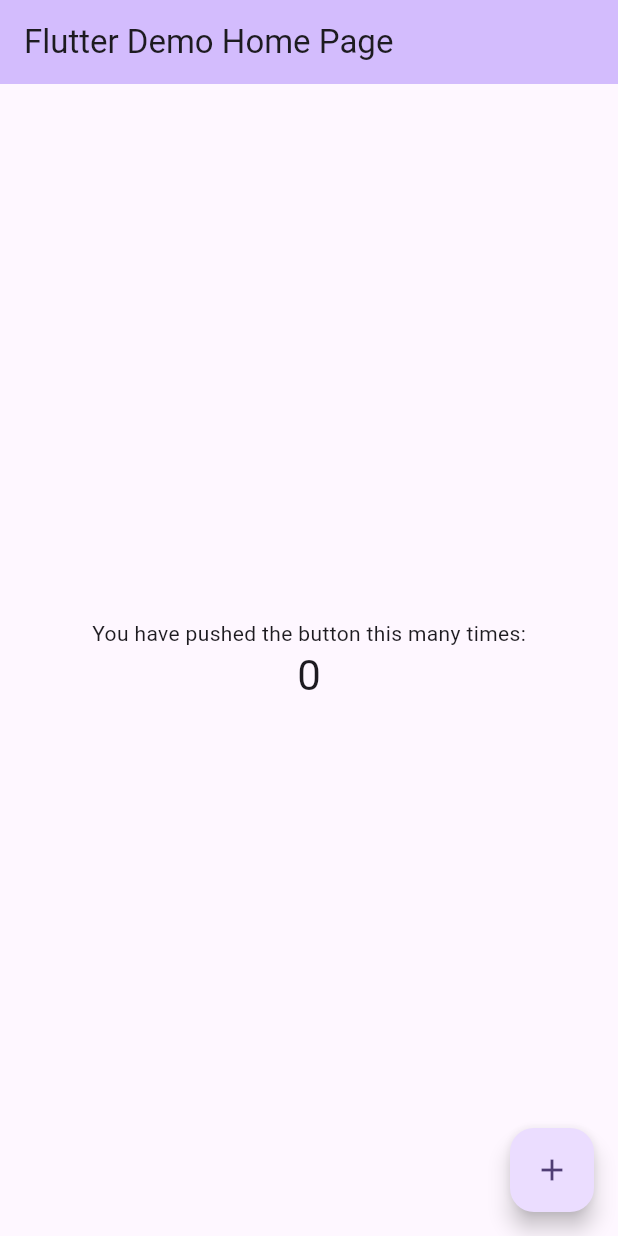
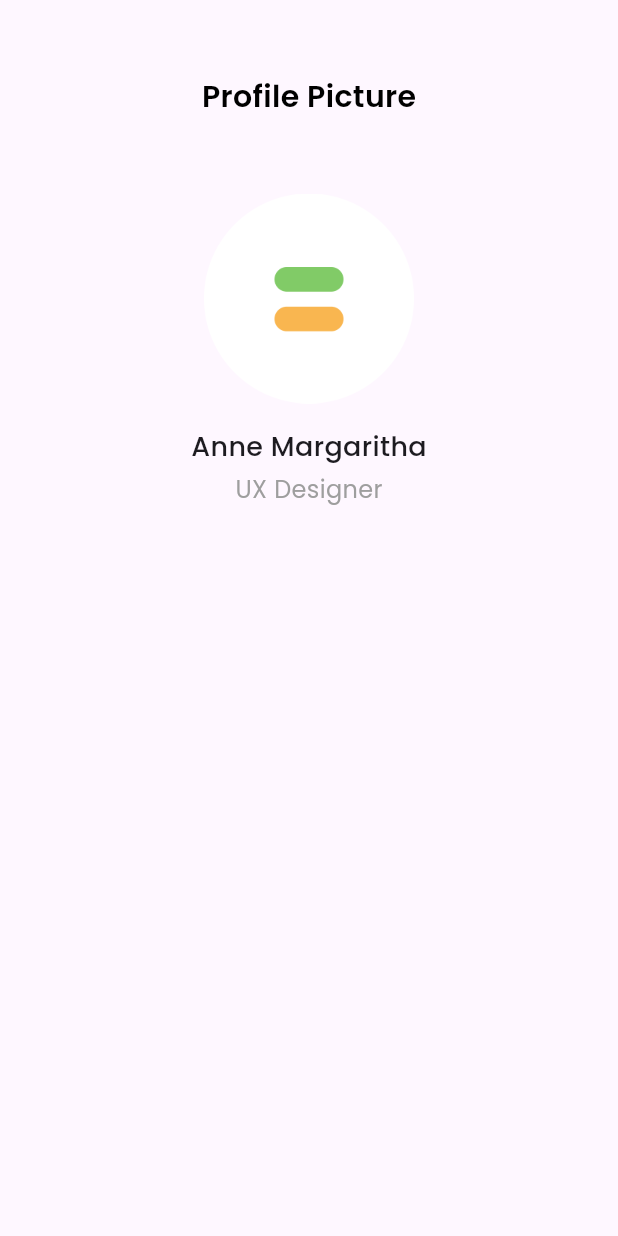
Before and after one commit to jadesnowman/Xplore-flutter, a Flutter app: the screen it shows after launch, on a phone screen of 412 x 824 dp. Run offline on Flutter 3.47's test engine with Material 3 defaults, Android fonts, the phone set to English and light mode, and no system bars; our stand-ins replace google_fonts.

Commit message:
Add primary.png image and dependencies for google_fonts

```diff
--- a/lib/main.dart
+++ b/lib/main.dart
@@ -1,125 +1,19 @@
 import 'package:flutter/material.dart';
+import 'package:google_fonts/google_fonts.dart';
+import 'package:learning/pages/home_pages.dart';
 
-void main() {
-  runApp(const MyApp());
-}
+void main() => runApp(const MyApp());
 
 class MyApp extends StatelessWidget {
   const MyApp({super.key});
 
-  // This widget is the root of your application.
   @override
   Widget build(BuildContext context) {
     return MaterialApp(
-      title: 'Flutter Demo',
+      home: const HomePage(),
       theme: ThemeData(
-        // This is the theme of your application.
-        //
-        // TRY THIS: Try running your application with "flutter run". You'll see
-        // the application has a purple toolbar. Then, without quitting the app,
-        // try changing the seedColor in the colorScheme below to Colors.green
-        // and then invoke "hot reload" (save your changes or press the "hot
-        // reload" button in a Flutter-supported IDE, or press "r" if you used
-        // the command line to start the app).
-        //
-        // Notice that the counter didn't reset back to zero; the application
-        // state is not lost during the reload. To reset the state, use hot
-        // restart instead.
-        //
-        // This works for code too, not just values: Most code changes can be
-        // tested with just a hot reload.
-        colorScheme: ColorScheme.fromSeed(seedColor: Colors.deepPurple),
-        useMaterial3: true,
+        textTheme: GoogleFonts.poppinsTextTheme(),
       ),
-      home: const MyHomePage(title: 'Flutter Demo Home Page'),
     );
   }
 }
-
-class MyHomePage extends StatefulWidget {
-  const MyHomePage({super.key, required this.title});
-
-  // This widget is the home page of your application. It is stateful, meaning
-  // that it has a State object (defined below) that contains fields that affect
-  // how it looks.
-
-  // This class is the configuration for the state. It holds the values (in this
-  // case the title) provided by the parent (in this case the App widget) and
-  // used by the build method of the State. Fields in a Widget subclass are
-  // always marked "final".
-
-  final String title;
-
-  @override
-  State<MyHomePage> createState() => _MyHomePageState();
-}
-
-class _MyHomePageState extends State<MyHomePage> {
-  int _counter = 0;
-
-  void _incrementCounter() {
-    setState(() {
-      // This call to setState tells the Flutter framework that something has
-      // changed in this State, which causes it to rerun the build method below
-      // so that the display can reflect the updated values. If we changed
-      // _counter without calling setState(), then the build method would not be
-      // called again, and so nothing would appear to happen.
-      _counter++;
-    });
-  }
-
-  @override
-  Widget build(BuildContext context) {
-    // This method is rerun every time setState is called, for instance as done
-    // by the _incrementCounter method above.
-    //
-    // The Flutter framework has been optimized to make rerunning build methods
-    // fast, so that you can just rebuild anything that needs updating rather
-    // than having to individually change instances of widgets.
-    return Scaffold(
-      appBar: AppBar(
-        // TRY THIS: Try changing the color here to a specific color (to
-        // Colors.amber, perhaps?) and trigger a hot reload to see the AppBar
-        // change color while the other colors stay the same.
-        backgroundColor: Theme.of(context).colorScheme.inversePrimary,
-        // Here we take the value from the MyHomePage object that was created by
-        // the App.build method, and use it to set our appbar title.
-        title: Text(widget.title),
-      ),
-      body: Center(
-        // Center is a layout widget. It takes a single child and positions it
-        // in the middle of the parent.
-        child: Column(
-          // Column is also a layout widget. It takes a list of children and
-          // arranges them vertically. By default, it sizes itself to fit its
-          // children horizontally, and tries to be as tall as its parent.
-          //
-          // Column has various properties to control how it sizes itself and
-          // how it positions its children. Here we use mainAxisAlignment to
-          // center the children vertically; the main axis here is the vertical
-          // axis because Columns are vertical (the cross axis would be
-          // horizontal).
-          //
-          // TRY THIS: Invoke "debug painting" (choose the "Toggle Debug Paint"
-          // action in the IDE, or press "p" in the console), to see the
-          // wireframe for each widget.
-          mainAxisAlignment: MainAxisAlignment.center,
-          children: <Widget>[
-            const Text(
-              'You have pushed the button this many times:',
-            ),
-            Text(
-              '$_counter',
-              style: Theme.of(context).textTheme.headlineMedium,
-            ),
-          ],
-        ),
-      ),
-      floatingActionButton: FloatingActionButton(
-        onPressed: _incrementCounter,
-        tooltip: 'Increment',
-        child: const Icon(Icons.add),
-      ), // This trailing comma makes auto-formatting nicer for build methods.
-    );
-  }
-}
--- /dev/null
+++ b/lib/pages/home_pages.dart
@@ -0,0 +1,46 @@
+import 'package:flutter/material.dart';
+
+class HomePage extends StatelessWidget {
+  const HomePage({super.key});
+
+  @override
+  Widget build(BuildContext context) {
+    return const Scaffold(
+        body: SafeArea(
+      child: Center(
+        child: Column(
+          children: [
+            SizedBox(
+              height: 50,
+            ),
+            Text(
+              'Profile Picture',
+              style: TextStyle(
+                color: Colors.black,
+                fontSize: 20,
+                fontWeight: FontWeight.w600,
+              ),
+            ),
+            SizedBox(
+              height: 50,
+            ),
+            Image(
+              image: AssetImage('assets/images/primary.png'),
+              height: 140,
+            ),
+            SizedBox(
+              height: 16,
+            ),
+            Text('Anne Margaritha',
+                style: TextStyle(fontSize: 18, fontWeight: FontWeight.w500)),
+            SizedBox(
+              height: 4,
+            ),
+            Text('UX Designer',
+                style: TextStyle(fontSize: 16, color: Colors.grey)),
+          ],
+        ),
+      ),
+    ));
+  }
+}
--- a/pubspec.yaml
+++ b/pubspec.yaml
@@ -35,6 +35,7 @@ dependencies:
   # The following adds the Cupertino Icons font to your application.
   # Use with the CupertinoIcons class for iOS style icons.
   cupertino_icons: ^1.0.2
+  google_fonts: ^6.1.0
 
 dev_dependencies:
   flutter_test:
@@ -62,6 +63,8 @@ flutter:
   # assets:
   #   - images/a_dot_burr.jpeg
   #   - images/a_dot_ham.jpeg
+  assets:
+    - assets/images/primary.png
 
   # An image asset can refer to one or more resolution-specific "variants", see
   # https://flutter.dev/assets-and-images/#resolution-aware
```
Also changed, not shown: assets/images/primary.png (added), pubspec.lock, 1 other file.
